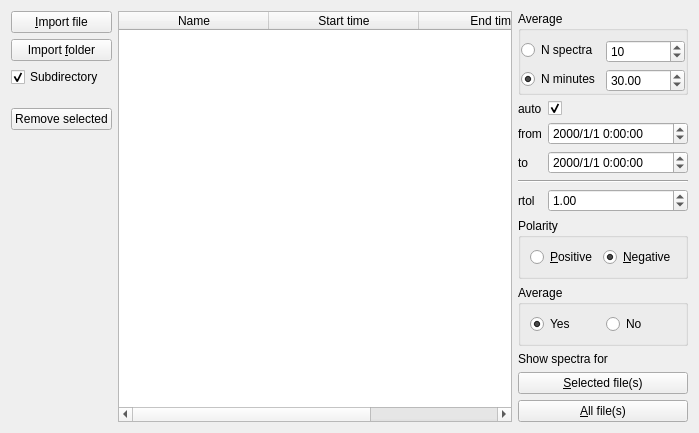
Qt form Orbitool/UI/File.ui (l460289052/Orbitool) before a commit.
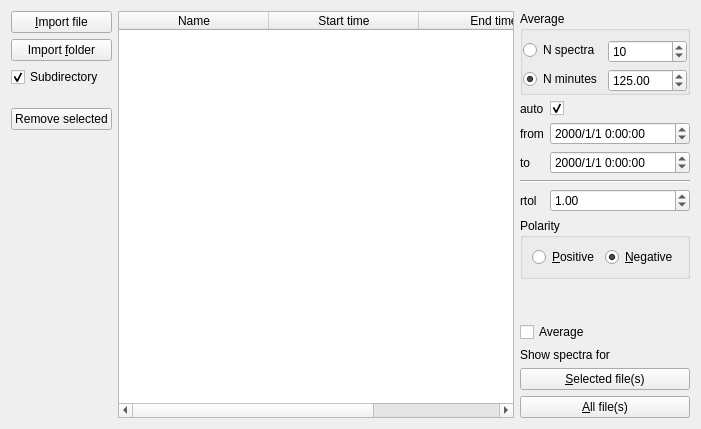
The same form after that commit.

The edit to the form file:
```diff
--- a/Orbitool/UI/File.ui
+++ b/Orbitool/UI/File.ui
@@ -6,8 +6,8 @@
    <rect>
     <x>0</x>
     <y>0</y>
-    <width>699</width>
-    <height>424</height>
+    <width>701</width>
+    <height>429</height>
    </rect>
   </property>
   <property name="windowTitle">
@@ -235,7 +235,7 @@
              <double>9999.989999999999782</double>
             </property>
             <property name="value">
-             <double>30.000000000000000</double>
+             <double>125.000000000000000</double>
             </property>
            </widget>
           </item>
@@ -369,38 +369,6 @@
        </item>
       </layout>
      </item>
-     <item>
-      <widget class="QGroupBox" name="groupBox">
-       <property name="sizePolicy">
-        <sizepolicy hsizetype="Preferred" vsizetype="Maximum">
-         <horstretch>0</horstretch>
-         <verstretch>0</verstretch>
-        </sizepolicy>
-       </property>
-       <property name="title">
-        <string>Average</string>
-       </property>
-       <layout class="QHBoxLayout" name="horizontalLayout_3">
-        <item>
-         <widget class="QRadioButton" name="averageYesRadioButton">
-          <property name="text">
-           <string>Yes</string>
-          </property>
-          <property name="checked">
-           <bool>true</bool>
-          </property>
-         </widget>
-        </item>
-        <item>
-         <widget class="QRadioButton" name="averageNoRadioButton">
-          <property name="text">
-           <string>No</string>
-          </property>
-         </widget>
-        </item>
-       </layout>
-      </widget>
-     </item>
      <item>
       <spacer name="verticalSpacer_2">
        <property name="orientation">
@@ -414,6 +382,13 @@
        </property>
       </spacer>
      </item>
+     <item>
+      <widget class="QCheckBox" name="averageCheckBox">
+       <property name="text">
+        <string>Average</string>
+       </property>
+      </widget>
+     </item>
      <item>
       <widget class="QLabel" name="label_2">
        <property name="text">
```
Left out of the diff: 2 changed lines with no effect on the pictures.
